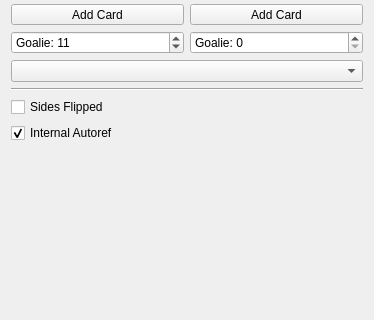
Old version of the form src/ra/refereewidget.ui in the repository robotics-erlangen/framework; both pictures show x 0 to 374 and y 160 to 480 of the 374 by 566 pixel window.
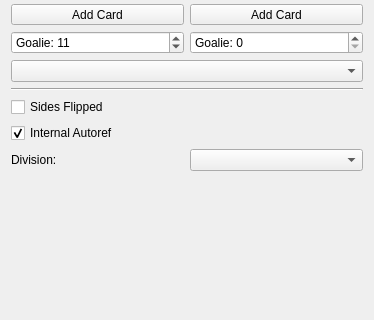
New version of the form. Custom widgets are drawn as their Qt base class.

Commit message:
ra: internalRef: add option to change division
On division change mainwindow sends the simulator setup again with the
changed field sizes. Happens in UI, because the simulator setup has to
be read again from the config file, which already happens in mainwindow.

```diff
--- a/src/ra/refereewidget.ui
+++ b/src/ra/refereewidget.ui
@@ -354,6 +354,20 @@
      </item>
     </layout>
    </item>
+   <item>
+    <layout class="QHBoxLayout" name="division">
+     <item>
+      <widget class="QLabel" name="label">
+       <property name="text">
+        <string>Division:</string>
+       </property>
+      </widget>
+     </item>
+     <item>
+      <widget class="QComboBox" name="boxDivision"/>
+     </item>
+    </layout>
+   </item>
    <item>
     <widget class="TeamWidget" name="autoref" native="true"/>
    </item>
```
The commit also changes 4 other files.
